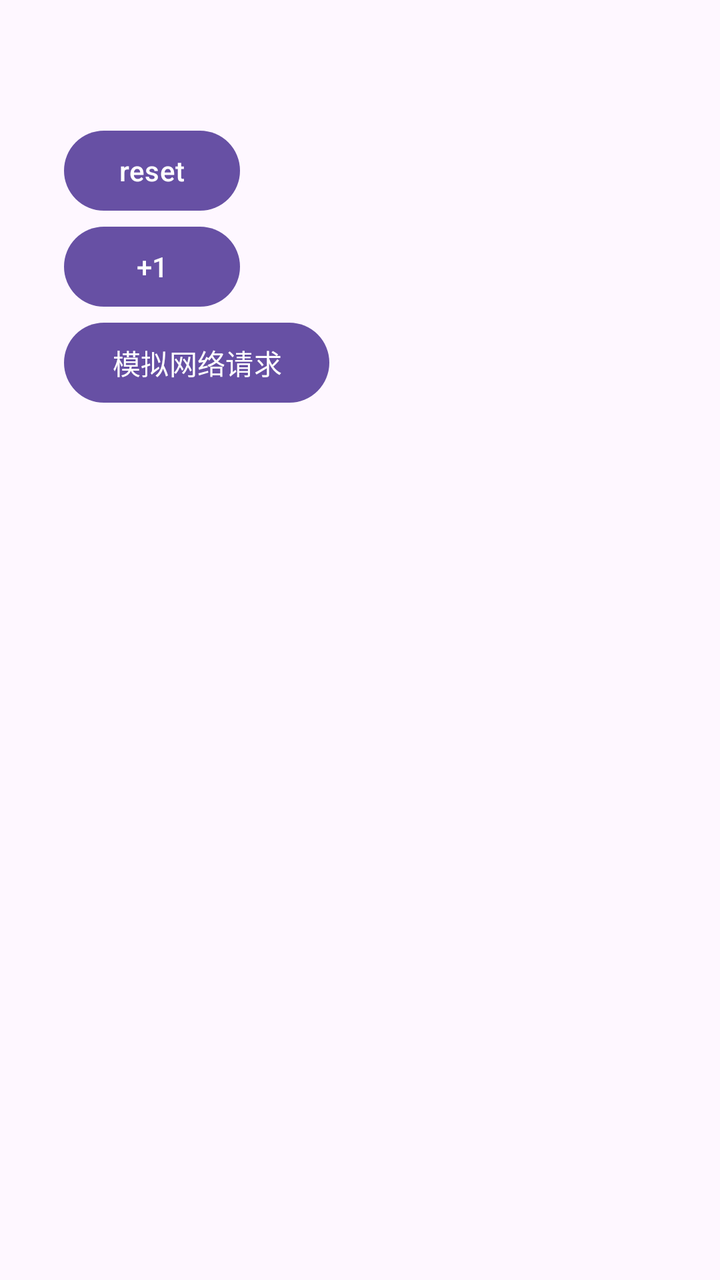
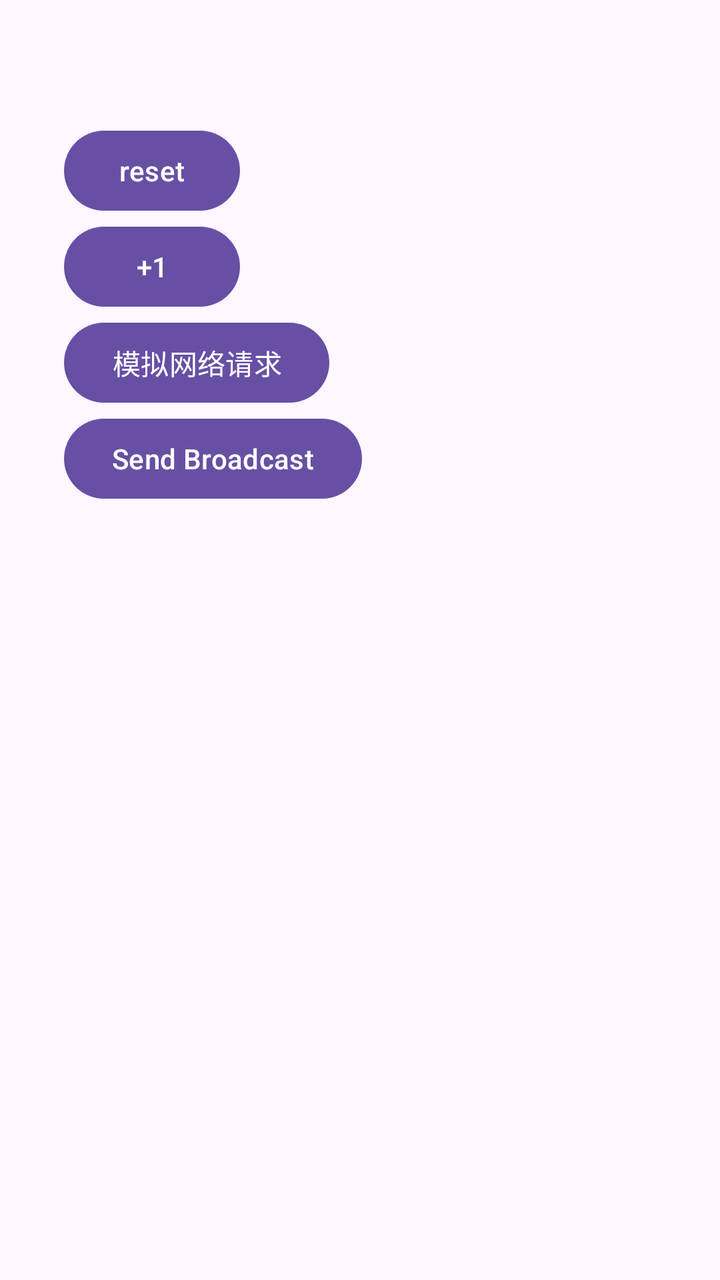

Compare the two renders of this Android layout. The source of the first and the diff that turns it into the second are given below.
<!-- AndroidManifest.xml: application theme Theme.My_Application_NO_Activity -->
<!-- res/layout/activity_live_data_sample.xml -->
<?xml version="1.0" encoding="utf-8"?>
<LinearLayout xmlns:android="http://schemas.android.com/apk/res/android"
    android:layout_width="match_parent"
    android:layout_height="match_parent"
    android:orientation="vertical"
    android:padding="32dp">

    <TextView
        android:id="@+id/tv_text"
        android:layout_width="wrap_content"
        android:layout_height="wrap_content"
        android:textSize="22sp" />

    <Button
        android:id="@+id/btn_reset"
        android:layout_width="wrap_content"
        android:layout_height="wrap_content"
        android:text="reset" />

    <Button
        android:id="@+id/btn_add"
        android:layout_width="wrap_content"
        android:layout_height="wrap_content"
        android:text="+1" />

    <Button
        android:id="@+id/btn_net"
        android:layout_width="wrap_content"
        android:layout_height="wrap_content"
        android:text="模拟网络请求" />

</LinearLayout>
<!-- resources referenced by this layout -->
<resources>
  <style name="Theme.My_Application_NO_Activity" parent="Base.Theme.My_Application_NO_Activity" />
  <style name="Base.Theme.My_Application_NO_Activity" parent="Theme.Material3.DayNight.NoActionBar">
          
          
      </style>
</resources>

<!-- the commit's change to res/layout/activity_live_data_sample.xml (unified diff, before → after) -->
@@ -29,4 +29,10 @@
         android:layout_height="wrap_content"
         android:text="模拟网络请求" />
 
+    <Button
+        android:id="@+id/btn_send_broadcast"
+        android:layout_width="wrap_content"
+        android:layout_height="wrap_content"
+        android:text="Send Broadcast" />
+
 </LinearLayout>
